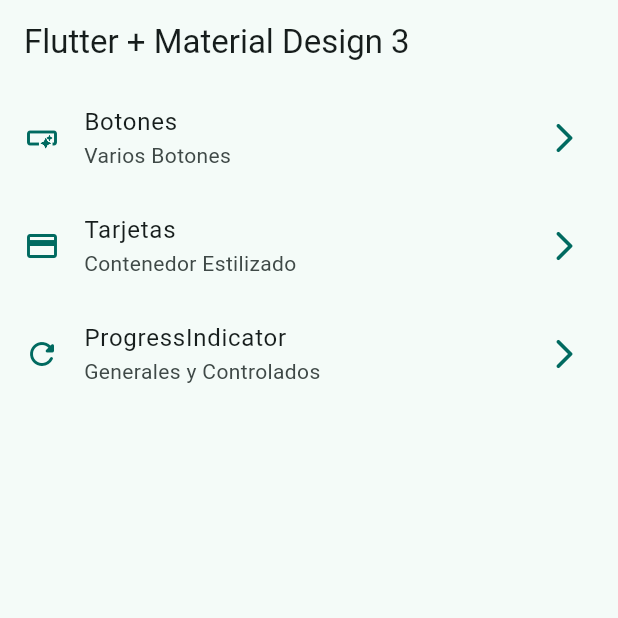
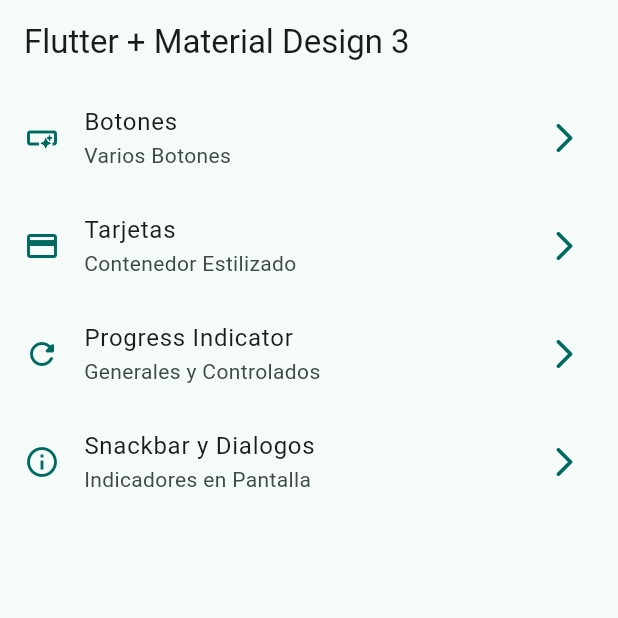
Before and after one commit to JToquica/widgets_app, a Flutter app: the screen it shows after launch, on a phone screen of 412 x 824 dp, the top half of it. Run offline on Flutter 3.47's test engine with Material 2 defaults, Android fonts, the phone set to English and light mode, and no system bars; our stand-ins replace go_router.

Commit message:
Snackbar y Dialogs Terminados

```diff
--- a/lib/config/menu/menu_items.dart
+++ b/lib/config/menu/menu_items.dart
@@ -28,9 +28,15 @@ const List<MenuItem> appMenuItems = [
     icon: Icons.credit_card,
   ),
   MenuItem(
-    title: "ProgressIndicator",
+    title: "Progress Indicator",
     subtitle: "Generales y Controlados",
     link: "/progress",
     icon: Icons.refresh_rounded,
   ),
+  MenuItem(
+    title: "Snackbar y Dialogos",
+    subtitle: "Indicadores en Pantalla",
+    link: "/snackbars",
+    icon: Icons.info_outline,
+  ),
 ];
--- a/lib/config/router/app_router.dart
+++ b/lib/config/router/app_router.dart
@@ -25,5 +25,10 @@ final appRouter = GoRouter(
       path: '/progress',
       builder: (context, state) => const ProgressScreen(),
     ),
+    GoRoute(
+      name: SnackbarScreen.name,
+      path: '/snackbars',
+      builder: (context, state) => const SnackbarScreen(),
+    ),
   ],
 );
--- a/lib/main.dart
+++ b/lib/main.dart
@@ -12,6 +12,7 @@ class MainApp extends StatelessWidget {
   @override
   Widget build(BuildContext context) {
     return MaterialApp.router(
+      title: "Flutter Widgets",
       routerConfig: appRouter,
       debugShowCheckedModeBanner: false,
       theme: AppTheme(selectedColor: 1).getTheme(),
```
Also changed, not shown: lib/presentation/screen/snackbar/snackbar_screen.dart (+63 -2 lines).
